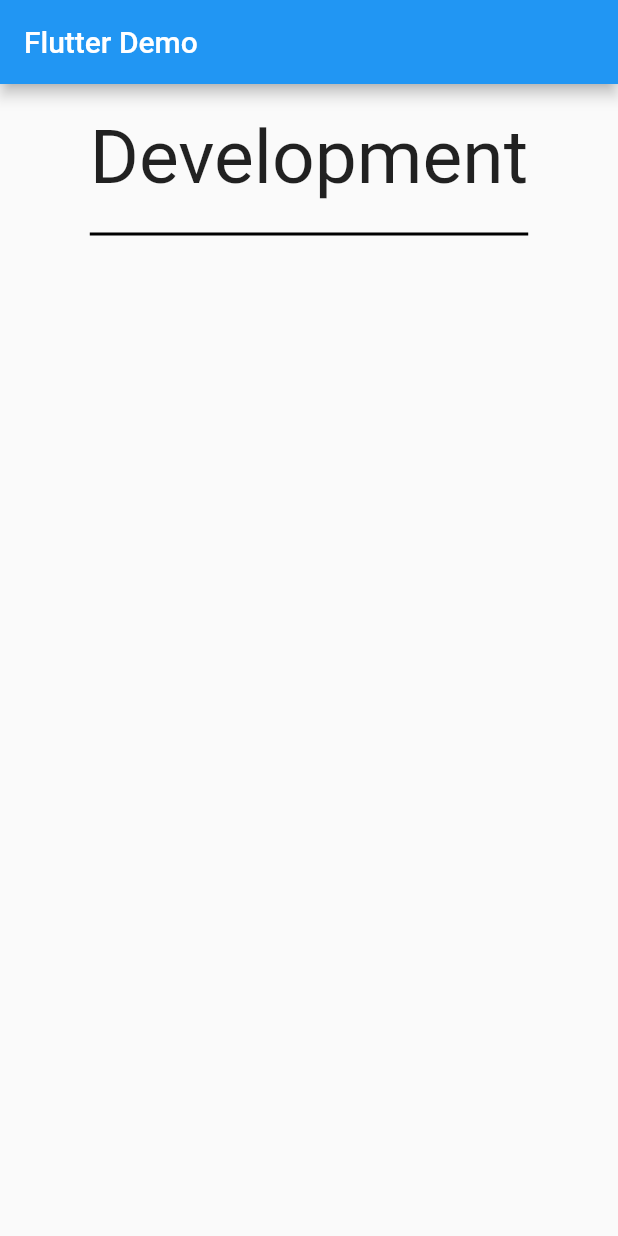
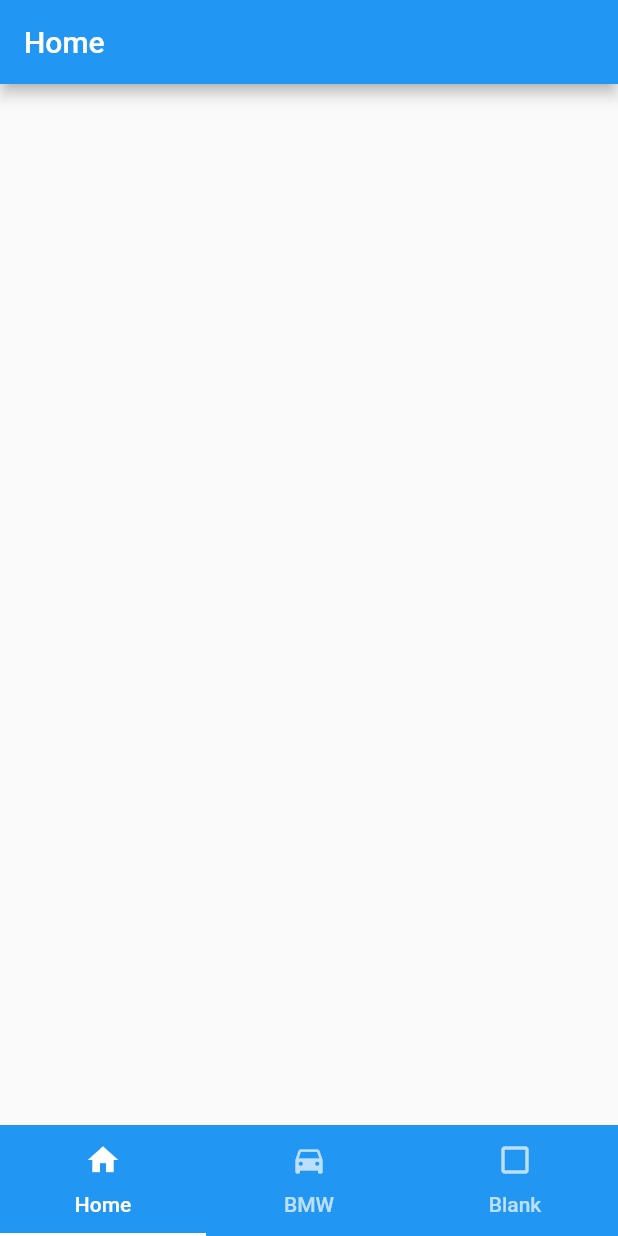
Before and after one commit to vika41130/carousel_slider, a Flutter app: the screen it shows after launch, on a phone screen of 412 x 824 dp. Run offline on Flutter 3.47's test engine with Material 2 defaults, Android fonts, the phone set to English and light mode, and no system bars.

Commit message:
[bottom_bar] init

```diff
--- a/lib/config/assets.dart
+++ b/lib/config/assets.dart
@@ -1,4 +1,4 @@
-class Id {
-  Id._();
+class Asset {
+  Asset._();
   static const String bmw_path = 'assets/images/bmw/';
 }
--- /dev/null
+++ b/lib/home_container.dart
@@ -0,0 +1,81 @@
+import 'package:flutter/material.dart';
+import 'package:lutoi/tab_page/home_tab_page.dart';
+import 'package:lutoi/tab_page/another_tab_page.dart';
+import 'package:lutoi/tab_page/product_tab_page.dart';
+
+
+class HomeContainer extends StatefulWidget {
+  HomeContainer({Key key}) : super(key: key);
+
+  @override
+  _HomeContainerState createState() => _HomeContainerState();
+}
+
+class _HomeContainerState extends State<HomeContainer> {
+  List<Widget> pagesList;
+  @override
+  void initState() {
+    super.initState();
+    pagesList = [
+      HomeTabPage(),
+      ProductTabPage(),
+      BlankTabPage(),
+    ];
+  }
+
+  @override
+  Widget build(BuildContext context) {
+    return MaterialApp(
+      debugShowCheckedModeBanner: false,
+      color: Colors.yellow,
+      home: DefaultTabController(
+        length: 3,
+        child: Scaffold(
+          // endDrawer
+      drawer: Drawer(
+        child: ListView(
+          padding: EdgeInsets.zero,
+          children: [
+            DrawerHeader(
+              child: Text('Menu'),
+              decoration: BoxDecoration(
+                color: Colors.blue,
+              ),
+            ),
+            ListTile(
+              title: Text('Profile'),
+              onTap: () {},
+            ),
+            ListTile(
+              title: Text('Language'),
+              onTap: () {},
+            ),
+          ],
+        ),
+      ),
+          body: TabBarView(
+            // physics: NeverScrollableScrollPhysics(),
+            children: pagesList
+          ),
+          bottomNavigationBar: TabBar(
+            tabs: [
+              Tab(
+                text: 'Home',
+                icon: Icon(Icons.home),
+              ),
+              Tab(
+                text: 'BMW',
+                icon: Icon(Icons.directions_car),
+              ),
+              Tab(
+                text: 'Blank',
+                icon: Icon(Icons.check_box_outline_blank_outlined),
+              ),
+            ],
+          ),
+          backgroundColor: Theme.of(context).primaryColor,
+        ),
+      ),
+    );
+  }
+}
--- a/lib/main.dart
+++ b/lib/main.dart
@@ -1,4 +1,5 @@
 import 'package:flutter/material.dart';
+import 'package:lutoi/home_container.dart';
 
 void main() {
   runApp(MyApp());
@@ -7,51 +8,14 @@ void main() {
 class MyApp extends StatelessWidget {
   @override
   Widget build(BuildContext context) {
-    final title = 'Flutter Demo';
+    final title = 'Demo App';
     return MaterialApp(
+      debugShowCheckedModeBanner: false,
       title: title,
       theme: ThemeData(
         primarySwatch: Colors.blue,
       ),
-      home: Scaffold(
-        appBar: AppBar(
-          title: Text(title),
-        ),
-        body: SafeArea(
-          child: Container(
-            width: double.infinity,
-            child: Stack(
-              children: [
-                Column(
-                  children: [
-                    Row(
-                      mainAxisAlignment: MainAxisAlignment.center,
-                      children: [
-                        Flexible(
-                          // flex: 1,
-                          // fit: FlexFit.tight,
-                          child: Container(
-                            padding: EdgeInsets.only(top: 20, bottom: 20),
-                            child: Text(
-                              'Development',
-                              style: TextStyle(
-                                fontSize: 50,
-                              ),
-                            ),
-                            decoration: BoxDecoration(
-                              border: Border(bottom: BorderSide(color: Colors.black, width: 2),),
-                            ),
-                          ),
-                        ),
-                      ],
-                    ),
-                  ],
-                )
-              ],
-            ),
-          ),
-        ),
-      ),
+      home: HomeContainer(),
     );
   }
 }
--- /dev/null
+++ b/lib/tab_page/home_tab_page.dart
@@ -0,0 +1,50 @@
+import 'package:flutter/material.dart';
+
+class HomeTabPage extends StatefulWidget {
+  @override
+  _HomeTabPageState createState() => _HomeTabPageState();
+}
+
+class _HomeTabPageState extends State<HomeTabPage>
+    with AutomaticKeepAliveClientMixin<HomeTabPage> {
+  @override
+  void initState() {
+    super.initState();
+  }
+
+  @override
+  Widget build(BuildContext context) {
+    return Scaffold(
+          appBar: AppBar(
+            title: Text('Home'),
+          ),
+          body: Container(
+          // child: Column(
+          //   children: [
+          //     Expanded(
+          //       child: Container(
+          //         decoration: BoxDecoration(
+          //           color: Colors.blue[200],
+          //         ),
+          //         child: Center(
+          //           child: Text(
+          //             'BMW Galery',
+          //             style: TextStyle(
+          //               fontSize: 40,
+          //             ),
+          //           ),
+          //         ),
+          //       ),
+          //     ),
+          //     Image(
+          //       image: AssetImage('assets/images/bmw/bg_bmw.jpg'),
+          //     ),
+          //   ],
+          // ),
+        ),
+    );
+  }
+
+  @override
+  bool get wantKeepAlive => true;
+}
```
Also changed, not shown: lib/dialog/dialog.dart (added, +116 -0 lines), lib/model/product_model.dart (added, +7 -0 lines), lib/service/product_service.dart (added, +25 -0 lines), lib/tab_page/another_tab_page.dart (added, +32 -0 lines), lib/tab_page/product_tab_page.dart (added, +53 -0 lines), lib/widget/product_item.dart (added, +108 -0 lines), assets/images/bmw/bg_bmw.jpg (added).
